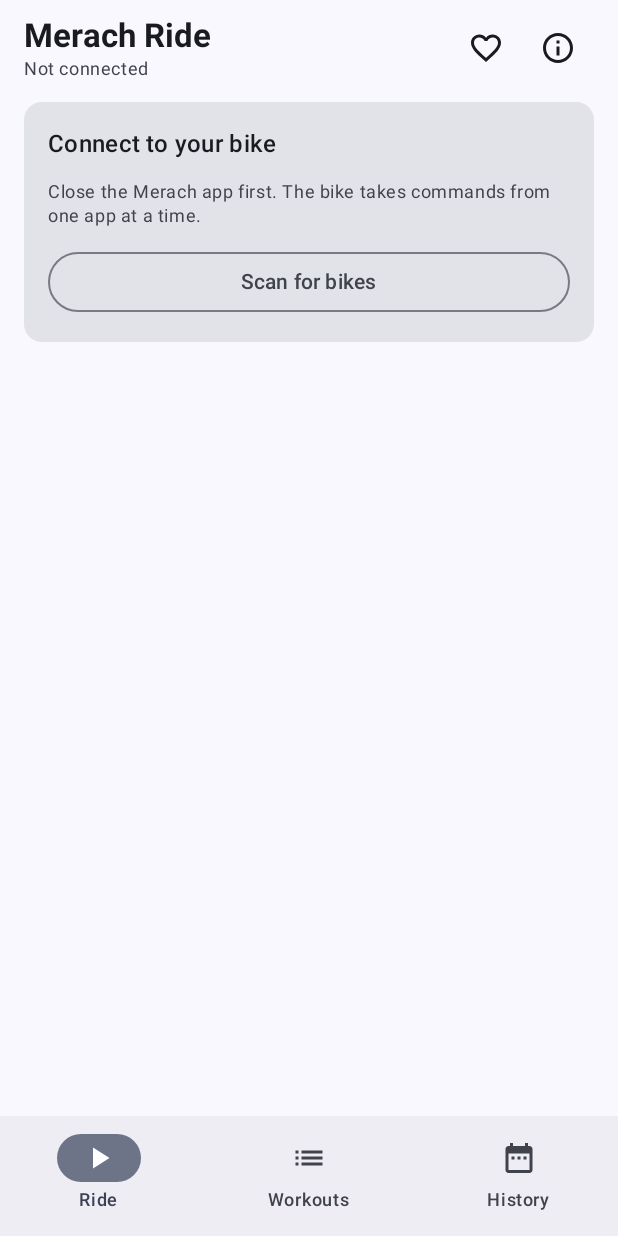
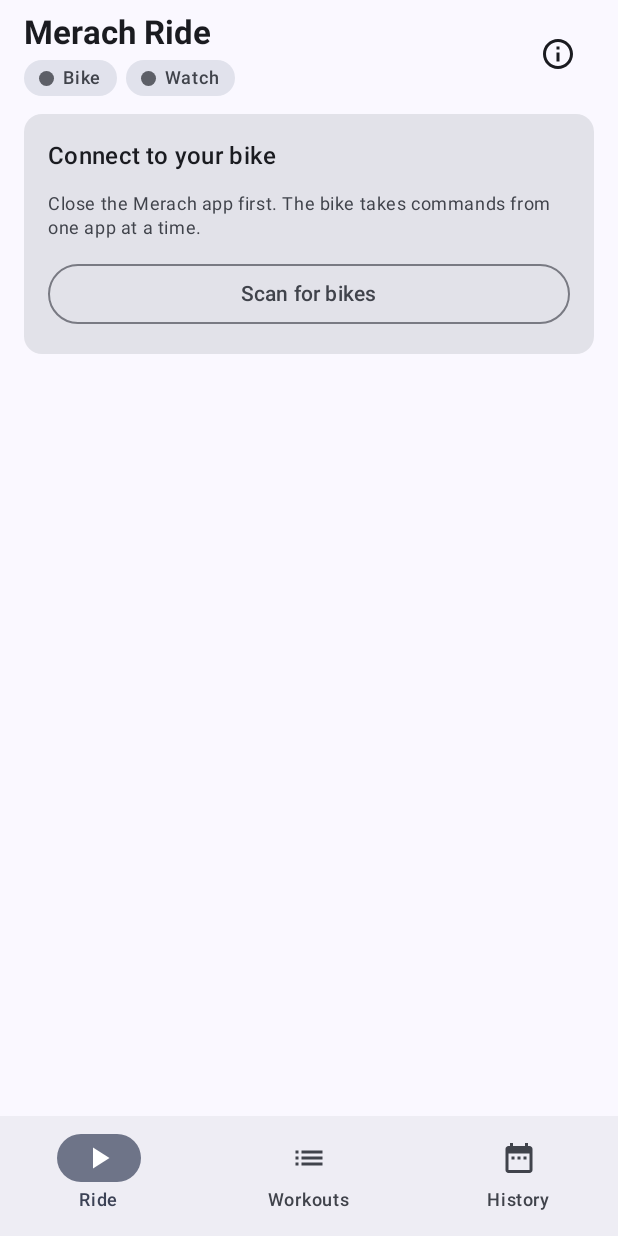
Before and after one commit to bt1002/bike-app, an Android app built with Jetpack Compose: the screen it shows after launch (MainActivity), on a phone screen of 412 x 824 dp. Run offline under Robolectric (Android 15) with nearby library versions, the phone set to English and light mode, and no system bars.

Commit message:
Bike/Watch status lights, watch warning, and keep looking for the watch after Connect
- Header shows two status lights (green connected, amber connecting, red watch missing
  while the bike is connected); tap Watch to open the heart rate sheet
- One-line warning under the header while riding without heart rate
- Main Connect keeps looking for the watch for 3 minutes, so heart rate sharing can be
  turned on after tapping Connect (picking a device by hand still gives up after 3 tries)

```diff
--- a/MerachRide/app/src/main/java/app/merachride/ui/RideScreen.kt
+++ b/MerachRide/app/src/main/java/app/merachride/ui/RideScreen.kt
@@ -25,8 +25,6 @@ import androidx.compose.foundation.shape.RoundedCornerShape
 import androidx.compose.foundation.verticalScroll
 import androidx.compose.material.icons.Icons
 import androidx.compose.material.icons.filled.Build
-import androidx.compose.material.icons.filled.Favorite
-import androidx.compose.material.icons.outlined.FavoriteBorder
 import androidx.compose.material.icons.outlined.Info
 import androidx.compose.material3.AlertDialog
 import androidx.compose.material3.Button
@@ -126,6 +124,11 @@ fun RideScreen(
                 if (heartRate.state.value !is HeartRateMonitor.State.Idle) heartRate.disconnect()
             },
         )
+        // Warn while riding without heart rate, since rides would be saved without it.
+        if (state !is ConnState.Idle && hrState !is HeartRateMonitor.State.Connected) {
+            val hasSavedMonitor = remember(hrState) { heartRate.savedDevice != null }
+            WatchWarning(hrState, hasSavedMonitor, onClick = { showHeartRate = true })
+        }
         if (state is ConnState.Idle) {
             Column(
                 Modifier
@@ -213,30 +216,32 @@ private fun Header(
     onDisconnect: () -> Unit,
 ) {
     Row(verticalAlignment = Alignment.CenterVertically) {
-        Column(Modifier.weight(1f)) {
+        Column(Modifier.weight(1f), verticalArrangement = Arrangement.spacedBy(4.dp)) {
             Text("Merach Ride", style = MaterialTheme.typography.titleLarge, fontWeight = FontWeight.Bold)
-            val (text, color) = when (state) {
-                ConnState.Idle ->
-                    "Not connected" to MaterialTheme.colorScheme.onSurfaceVariant
-                is ConnState.Connecting ->
-                    (if (state.attempt > 1) "Reconnecting (attempt ${state.attempt})…" else "Connecting to ${state.name ?: "bike"}…") to
-                        MaterialTheme.colorScheme.tertiary
-                is ConnState.Ready ->
-                    "Connected · ${state.name ?: "bike"}" to MaterialTheme.colorScheme.primary
+            // Two status lights: green = connected, amber = connecting, red = watch missing mid-ride.
+            Row(horizontalArrangement = Arrangement.spacedBy(6.dp)) {
+                StatusLight(
+                    label = "Bike",
+                    light = when (state) {
+                        is ConnState.Ready -> Light.ON
+                        is ConnState.Connecting -> Light.PENDING
+                        ConnState.Idle -> Light.OFF
+                    },
+                )
+                StatusLight(
+                    label = "Watch",
+                    light = when (hrState) {
+                        is HeartRateMonitor.State.Connected -> Light.ON
+                        is HeartRateMonitor.State.Connecting -> Light.PENDING
+                        HeartRateMonitor.State.Idle -> if (state is ConnState.Idle) Light.OFF else Light.ALERT
+                    },
+                    onClick = onShowHeartRate,
+                )
             }
-            Text(text, color = color, style = MaterialTheme.typography.bodySmall)
         }
         if (onShowSimulator != null) {
             IconButton(onClick = onShowSimulator) {
                 Icon(Icons.Filled.Build, contentDescription = "Simulated bike controls")
-            }
-        }
-        IconButton(onClick = onShowHeartRate) {
-            // Filled and coloured when a monitor is connected, outlined otherwise.
-            if (hrState is HeartRateMonitor.State.Connected) {
-                Icon(Icons.Filled.Favorite, contentDescription = "Heart rate monitor (connected)", tint = MaterialTheme.colorScheme.error)
-            } else {
-                Icon(Icons.Outlined.FavoriteBorder, contentDescription = "Heart rate monitor")
             }
         }
         IconButton(onClick = onShowLog) {
@@ -247,6 +252,65 @@ private fun Header(
         }
     }
 }
+
+private enum class Light { ON, PENDING, OFF, ALERT }
+
+/** A small "● Label" pill whose dot shows a connection's state. */
+@Composable
+private fun StatusLight(label: String, light: Light, onClick: (() -> Unit)? = null) {
+    val dot = when (light) {
+        Light.ON -> AHEAD_GREEN
+        Light.PENDING -> PENDING_AMBER
+        Light.OFF -> MaterialTheme.colorScheme.outline
+        Light.ALERT -> MaterialTheme.colorScheme.error
+    }
+    val stateWord = when (light) {
+        Light.ON -> "connected"
+        Light.PENDING -> "connecting"
+        Light.OFF -> "not connected"
+        Light.ALERT -> "not connected"
+    }
+    Surface(
+        shape = RoundedCornerShape(50),
+        color = MaterialTheme.colorScheme.surfaceVariant,
+        modifier = Modifier
+            .then(if (onClick != null) Modifier.clickable(onClick = onClick) else Modifier)
+            .semantics(mergeDescendants = true) { contentDescription = "$label $stateWord" },
+    ) {
+        Row(
+            Modifier.padding(horizontal = 10.dp, vertical = 4.dp),
+            verticalAlignment = Alignment.CenterVertically,
+        ) {
+            Canvas(Modifier.size(10.dp)) { drawCircle(dot) }
+            Spacer(Modifier.width(6.dp))
+            Text(label, style = MaterialTheme.typography.labelMedium)
+        }
+    }
+}
+
+/** One-line warning while the bike is connected but the watch (heart rate) isn't. Tap to open the heart rate sheet. */
+@Composable
+private fun WatchWarning(hrState: HeartRateMonitor.State, hasSavedMonitor: Boolean, onClick: () -> Unit) {
+    val (text, colour) = when {
+        hrState is HeartRateMonitor.State.Connecting ->
+            "Looking for your watch… turn on Connected Fitness on it." to MaterialTheme.colorScheme.tertiary
+        hasSavedMonitor ->
+            "Watch not connected: no heart rate. Turn on Connected Fitness, then tap here." to MaterialTheme.colorScheme.error
+        else ->
+            "No heart rate monitor. Tap here to connect your watch." to MaterialTheme.colorScheme.error
+    }
+    Text(
+        text,
+        color = colour,
+        style = MaterialTheme.typography.bodySmall,
+        fontWeight = FontWeight.SemiBold,
+        modifier = Modifier
+            .fillMaxWidth()
+            .clickable(onClick = onClick),
+    )
+}
+
+private val PENDING_AMBER = Color(0xFFF9A825)
 
 // ------------------------------------------------------------------ connect
 
@@ -262,7 +326,8 @@ private fun DevicePicker(session: BikeSession, heartRate: HeartRateMonitor) {
     fun connectAll(address: String, name: String?) {
         session.connect(address, name)
         val hr = lastHr ?: return
-        if (heartRate.state.value is HeartRateMonitor.State.Idle) heartRate.connect(hr.address, hr.name)
+        // Keep looking for a few minutes, so heart rate sharing can be switched on after tapping Connect.
+        if (heartRate.state.value is HeartRateMonitor.State.Idle) heartRate.connect(hr.address, hr.name, waitForMonitor = true)
     }
 
     // Whatever the user tapped while Bluetooth was off, run it once it's on.
```
Also changed, not shown: MerachRide/app/src/main/java/app/merachride/HeartRateMonitor.kt (+21 -4 lines).
